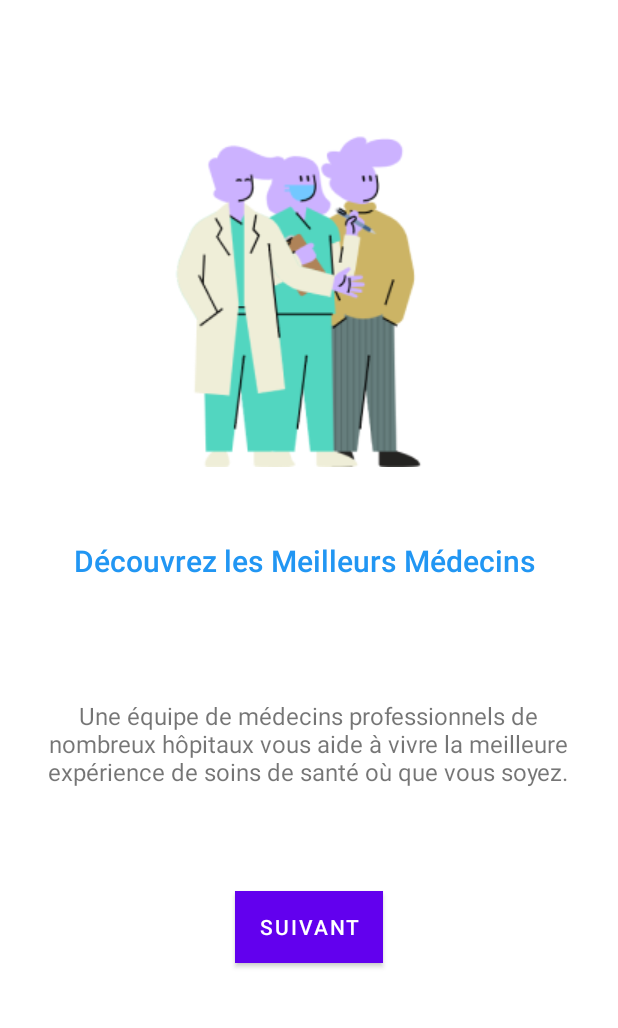
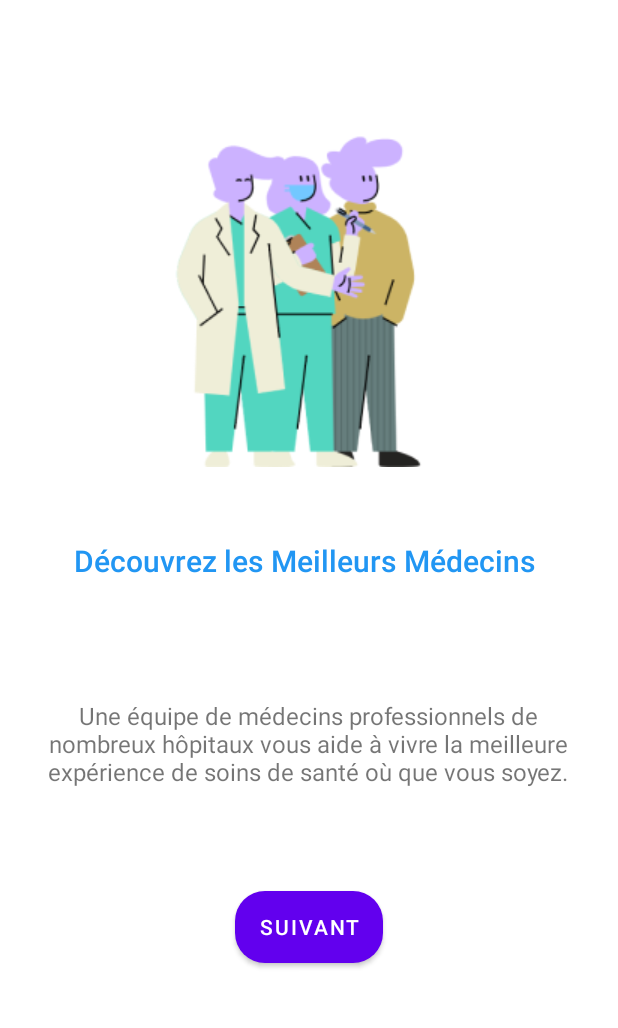
Before and after one commit to nouhelion/didactic-chainsaw, an Android app: the screen it shows after launch (MainActivity), on a phone screen of 412 x 824 dp, the part 131-1159 px from its top. Run offline under Robolectric (Android 15) with nearby library versions, the phone set to English and light mode, and no system bars.

Commit message:
button problem

```diff
--- /dev/null
+++ b/app/src/main/res/drawable/btn.xml
@@ -0,0 +1,5 @@
+<?xml version="1.0" encoding="utf-8"?>
+<shape android:shape="rectangle" xmlns:android="http://schemas.android.com/apk/res/android">
+     <solid android:color="@color/blue"/>
+     <corners android:radius="20dp"/>
+</shape>
--- a/app/src/main/res/layout/activity_main.xml
+++ b/app/src/main/res/layout/activity_main.xml
@@ -80,7 +80,7 @@
         android:layout_marginTop="54dp"
         android:layout_marginEnd="159dp"
         android:layout_marginBottom="45dp"
-        android:background="@color/blue"
+        android:background="@drawable/btn"
         android:text="@string/suivant"
         app:layout_constraintBottom_toBottomOf="parent"
         app:layout_constraintEnd_toEndOf="parent"
```
